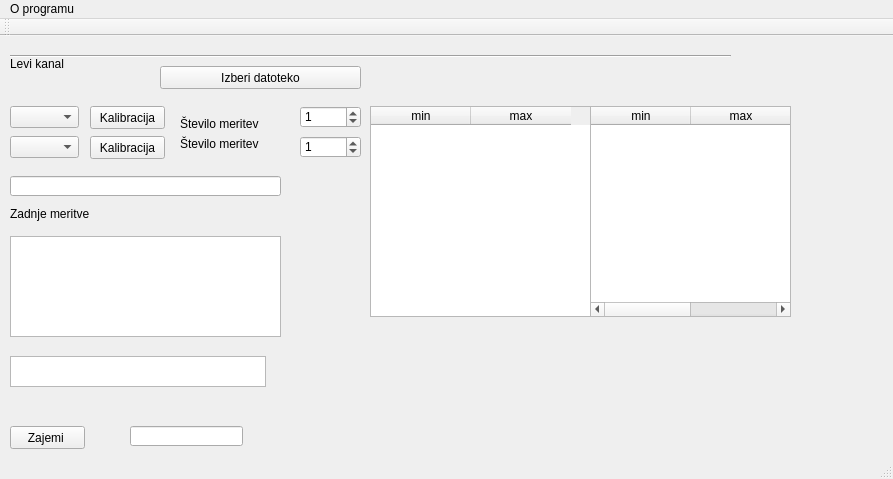
Qt form mainwindow.ui (krkoc/meritve) before a commit.
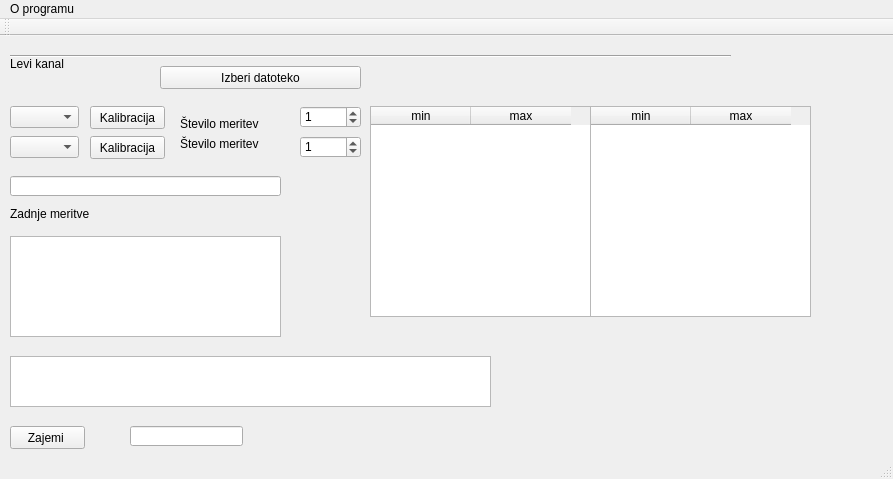
The same form after that commit.

The edit to the form file:
```diff
--- a/mainwindow.ui
+++ b/mainwindow.ui
@@ -235,7 +235,7 @@
      <rect>
       <x>590</x>
       <y>70</y>
-      <width>201</width>
+      <width>221</width>
       <height>211</height>
      </rect>
     </property>
@@ -255,8 +255,8 @@
      <rect>
       <x>10</x>
       <y>320</y>
-      <width>256</width>
-      <height>31</height>
+      <width>481</width>
+      <height>51</height>
      </rect>
     </property>
    </widget>
```
Left out of the diff: 2 changed lines with no effect on the pictures.
